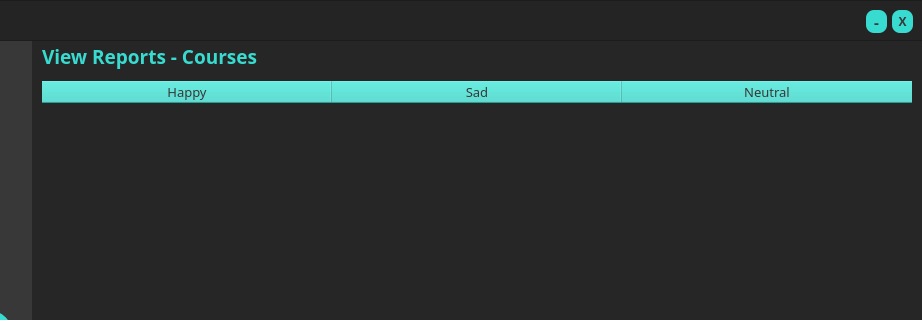
dev-otaher/Saqer, file gui/interfaces/InstructorDashboard.ui: the form before one commit; both pictures show x 278 to 1200 and y 0 to 320 of the 1200 by 800 pixel window.
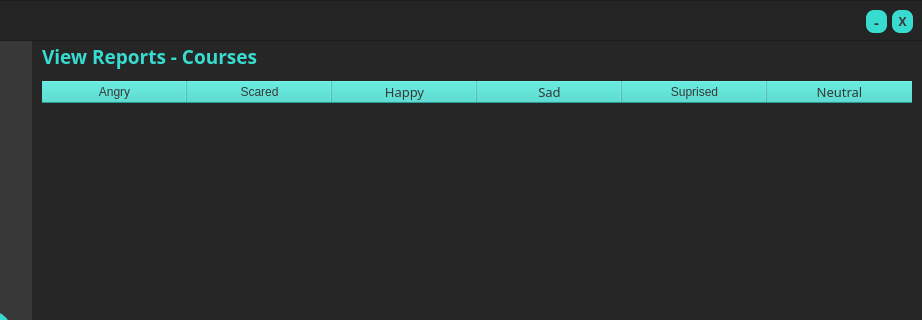
The form after the commit. The open tabs and pages were chosen to show the change. Icons and pictures are not drawn.

Patch:
```diff
--- a/gui/interfaces/InstructorDashboard.ui
+++ b/gui/interfaces/InstructorDashboard.ui
@@ -646,7 +646,7 @@
           <x>0</x>
           <y>0</y>
           <width>871</width>
-          <height>671</height>
+          <height>691</height>
          </rect>
         </property>
         <property name="font">
@@ -712,7 +712,7 @@
          <bool>true</bool>
         </property>
         <attribute name="horizontalHeaderDefaultSectionSize">
-         <number>290</number>
+         <number>145</number>
         </attribute>
         <attribute name="horizontalHeaderHighlightSections">
          <bool>false</bool>
@@ -723,6 +723,16 @@
         <attribute name="verticalHeaderHighlightSections">
          <bool>true</bool>
         </attribute>
+        <column>
+         <property name="text">
+          <string>Angry</string>
+         </property>
+        </column>
+        <column>
+         <property name="text">
+          <string>Scared</string>
+         </property>
+        </column>
         <column>
          <property name="text">
           <string>Happy</string>
@@ -745,6 +755,11 @@
           </font>
          </property>
         </column>
+        <column>
+         <property name="text">
+          <string>Suprised</string>
+         </property>
+        </column>
         <column>
          <property name="text">
           <string>Neutral</string>
```
Left out of the diff: 6 changed lines with no effect on the pictures.
